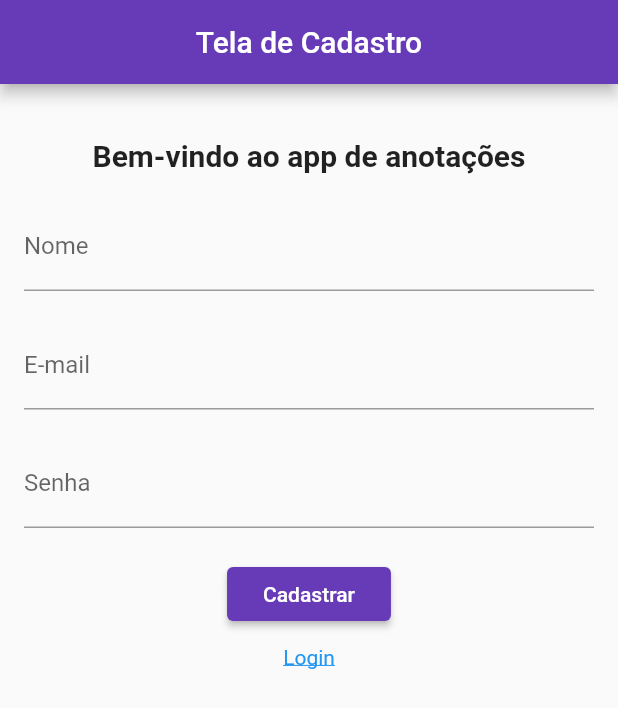
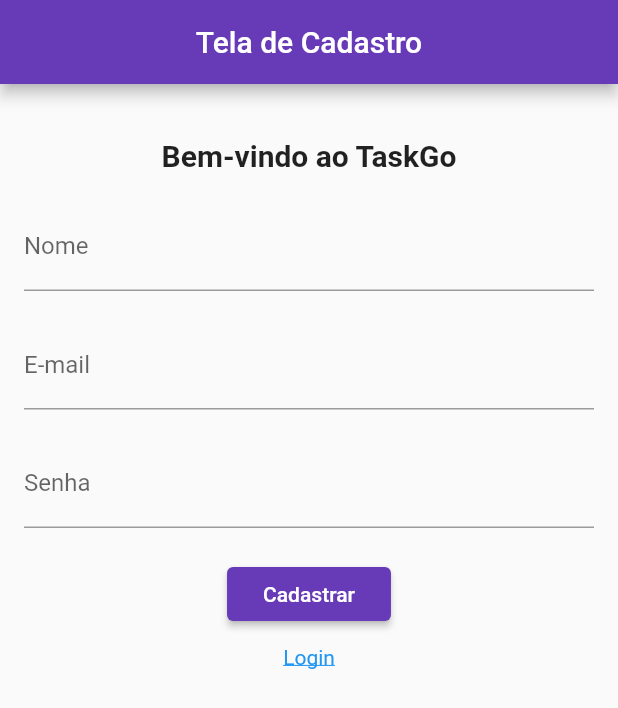
Before and after one commit to SixBruno99/mobile-project, a Flutter app: the screen it shows after launch, after a tap on "Cadastre-se", on a phone screen of 412 x 824 dp. Shown: the top 708 px of the screen. Run offline on Flutter 3.47's test engine with Material 2 defaults, Android fonts, the phone set to English and light mode, and no system bars; our stand-ins replace table_calendar; network calls fail.

Commit message:
quase pronto

```diff
--- a/lib/main.dart
+++ b/lib/main.dart
@@ -1,9 +1,21 @@
 import 'package:flutter/material.dart';
+import 'package:mobile_project/repositorie/user_id.dart';
+import 'package:provider/provider.dart';
 
 import 'widgets/login/login.dart';
 
 void main() {
-  runApp(const MyApp());
+  runApp(MultiProvider(
+          providers: [
+        ChangeNotifierProvider<UserProvider>(
+          create: (_) => UserProvider(),
+        ),
+      ],
+      child: const MaterialApp(
+        debugShowCheckedModeBanner: false,
+        home: MyApp(),
+      ),
+  ));
 }
 
 class MyApp extends StatelessWidget {
--- /dev/null
+++ b/lib/repositorie/user_id.dart
@@ -0,0 +1,10 @@
+import 'package:flutter/cupertino.dart';
+
+class UserProvider extends ChangeNotifier {
+  late String userId;
+
+  void setUserId(String id) {
+    userId = id;
+    notifyListeners();
+  }
+}
--- a/lib/widgets/login/login.dart
+++ b/lib/widgets/login/login.dart
@@ -1,9 +1,14 @@
 // ignore_for_file: prefer_const_constructors
+
+import 'dart:convert';
 
 import 'package:flutter/material.dart';
 import 'package:mobile_project/widgets/home.dart';
 import 'package:mobile_project/widgets/register/register.dart';
 import 'package:http/http.dart' as http;
+import 'package:provider/provider.dart';
+
+import '../../repositorie/user_id.dart';
 
 class Login extends StatefulWidget {
   const Login({super.key});
@@ -17,8 +22,10 @@ class _LoginState extends State<Login> {
   TextEditingController passwordController = TextEditingController();
   bool showError = false;
 
-  void loginRequest(BuildContext context, String email, String password) async {
+  void login(BuildContext context, String email, String password) async {
     final url = Uri.parse("https://todo-api-service.onrender.com/users/signin");
+
+    final userProvider = Provider.of<UserProvider>(context, listen: false);
 
     try {
       final response = await http.post(url, body: {
@@ -27,6 +34,11 @@ class _LoginState extends State<Login> {
       });
 
       if (response.statusCode == 200) {
+        final jsonResponse = json.decode(response.body);
+        final userId = jsonResponse['id'];
+
+        userProvider.setUserId(userId);
+
         Navigator.push(
           context,
           MaterialPageRoute(builder: (context) => HomePage()),
@@ -60,9 +72,9 @@ class _LoginState extends State<Login> {
                 SizedBox(height: 20.0),
                 Center(
                   child: Text(
-                    'Bem-vindo ao app de anotações',
+                    'Bem-vindo ao TaskGo',
                     style: TextStyle(
-                      fontSize: 20.0,
+                      fontSize: 24.0,
                       fontWeight: FontWeight.bold,
                     ),
                   ),
@@ -102,7 +114,7 @@ class _LoginState extends State<Login> {
                     onPressed: () {
                       String mail = mailController.text;
                       String password = passwordController.text;
-                      loginRequest(context, mail, password);
+                      login(context, mail, password);
                     },
                     child: Padding(
                         padding:
@@ -135,17 +147,6 @@ class _LoginState extends State<Login> {
                     ),
                   ),
                 ),
-                SizedBox(height: 100.0),
-                Center(
-                  child: Text(
-                    "Integrantes:\n Luís \n Willian \n João \n Pedro",
-                    style: TextStyle(
-                      fontWeight: FontWeight.bold,
-                      color: Colors.deepPurple,
-                      fontSize: 20,
-                    ),
-                  ),
-                )
               ],
             ),
           ),
--- a/lib/widgets/register/register.dart
+++ b/lib/widgets/register/register.dart
@@ -36,7 +36,6 @@ class Register extends StatelessWidget {
           await http.post(Uri.parse(url), headers: headers, body: jsonBody);
 
       if (response.statusCode == 201) {
-        print("Success - code 201");
         Navigator.push(
           context,
           MaterialPageRoute(builder: (context) => HomePage()),
@@ -65,7 +64,7 @@ class Register extends StatelessWidget {
                   SizedBox(height: 20.0),
                   Center(
                     child: Text(
-                      'Bem-vindo ao app de anotações',
+                      'Bem-vindo ao TaskGo',
                       style: TextStyle(
                         fontSize: 20.0,
                         fontWeight: FontWeight.bold,
@@ -98,13 +97,9 @@ class Register extends StatelessWidget {
                   Center(
                     child: ElevatedButton(
                       onPressed: () {
-                        print("cadastrar clicado");
                         String name = nameController.text;
-                        print("nome: ${name}");
                         String email = mailController.text;
-                        print("email: ${email}");
                         String password = passwordController.text;
-                        print("senha: ${password}");
 
                         registerRequest(context, name, email, password);
                       },
--- a/pubspec.yaml
+++ b/pubspec.yaml
@@ -37,6 +37,7 @@ dependencies:
   cupertino_icons: ^1.0.2
   table_calendar: ^3.0.9
   http: ^0.13.6
+  provider: ^6.0.5
 
 dev_dependencies:
   flutter_test:
```
Also changed, not shown: lib/widgets/home.dart (+113 -8 lines), pubspec.lock.
